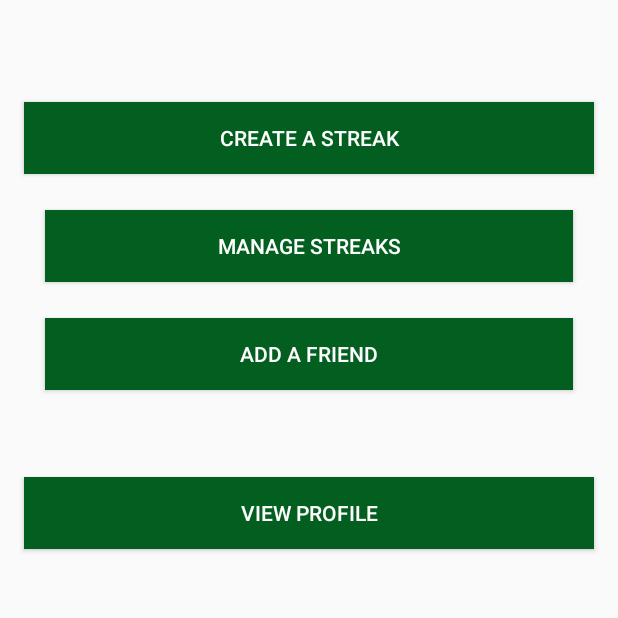
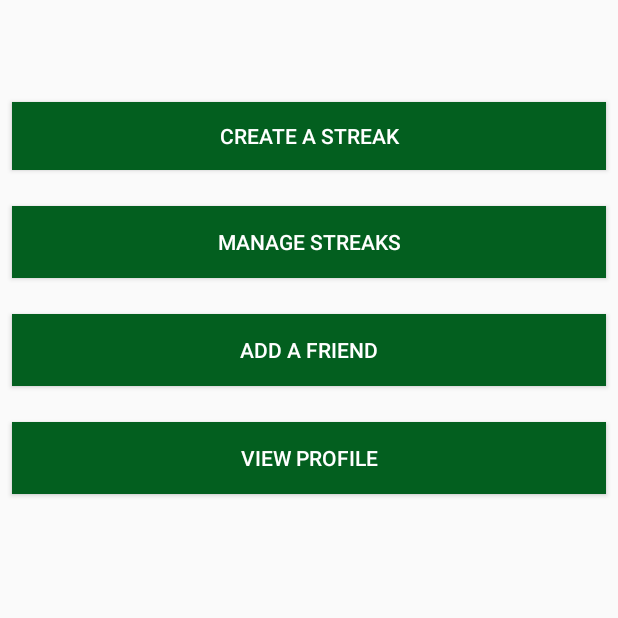
Before and after one commit to ReeceKidd/Streakr-android, an Android app: the HomeActivity screen opened directly, with no data from a screen before it, on a phone screen of 412 x 824 dp, the top half of it. Run offline under Robolectric (Android 15) with nearby library versions, the phone set to English and light mode, and no system bars.

Commit message:
refactor: Adjusted appearance of home screen

```diff
--- a/Streakr/app/src/main/res/layout/activity_home.xml
+++ b/Streakr/app/src/main/res/layout/activity_home.xml
@@ -10,7 +10,7 @@
     <Button
         android:id="@+id/button4"
         style="@android:style/Widget.DeviceDefault.Button.Toggle"
-        android:layout_width="352dp"
+        android:layout_width="0dp"
         android:layout_height="wrap_content"
         android:layout_marginStart="8dp"
         android:layout_marginTop="24dp"
@@ -25,10 +25,10 @@
         android:id="@+id/button"
         style="@android:style/Widget.DeviceDefault.Button.Toggle"
         android:layout_width="0dp"
-        android:layout_height="wrap_content"
-        android:layout_marginStart="16dp"
+        android:layout_height="45dp"
+        android:layout_marginStart="8dp"
         android:layout_marginTop="8dp"
-        android:layout_marginEnd="16dp"
+        android:layout_marginEnd="8dp"
         android:layout_marginBottom="8dp"
         android:background="#035f1f"
         android:text="@string/create_a_streak"
@@ -42,7 +42,7 @@
     <Button
         android:id="@+id/button2"
         style="@android:style/Widget.DeviceDefault.Button.Toggle"
-        android:layout_width="352dp"
+        android:layout_width="0dp"
         android:layout_height="wrap_content"
         android:layout_marginStart="8dp"
         android:layout_marginTop="24dp"
@@ -58,9 +58,9 @@
         style="@android:style/Widget.DeviceDefault.Button.Toggle"
         android:layout_width="0dp"
         android:layout_height="wrap_content"
-        android:layout_marginStart="16dp"
-        android:layout_marginTop="8dp"
-        android:layout_marginEnd="16dp"
+        android:layout_marginStart="8dp"
+        android:layout_marginTop="24dp"
+        android:layout_marginEnd="8dp"
         android:layout_marginBottom="8dp"
         android:background="#035f1f"
         android:text="@string/view_profile"
@@ -69,5 +69,5 @@
         app:layout_constraintHorizontal_bias="0.0"
         app:layout_constraintStart_toStartOf="parent"
         app:layout_constraintTop_toBottomOf="@+id/button2"
-        app:layout_constraintVertical_bias="0.1" />
+        app:layout_constraintVertical_bias="0.0" />
 </android.support.constraint.ConstraintLayout>
```
